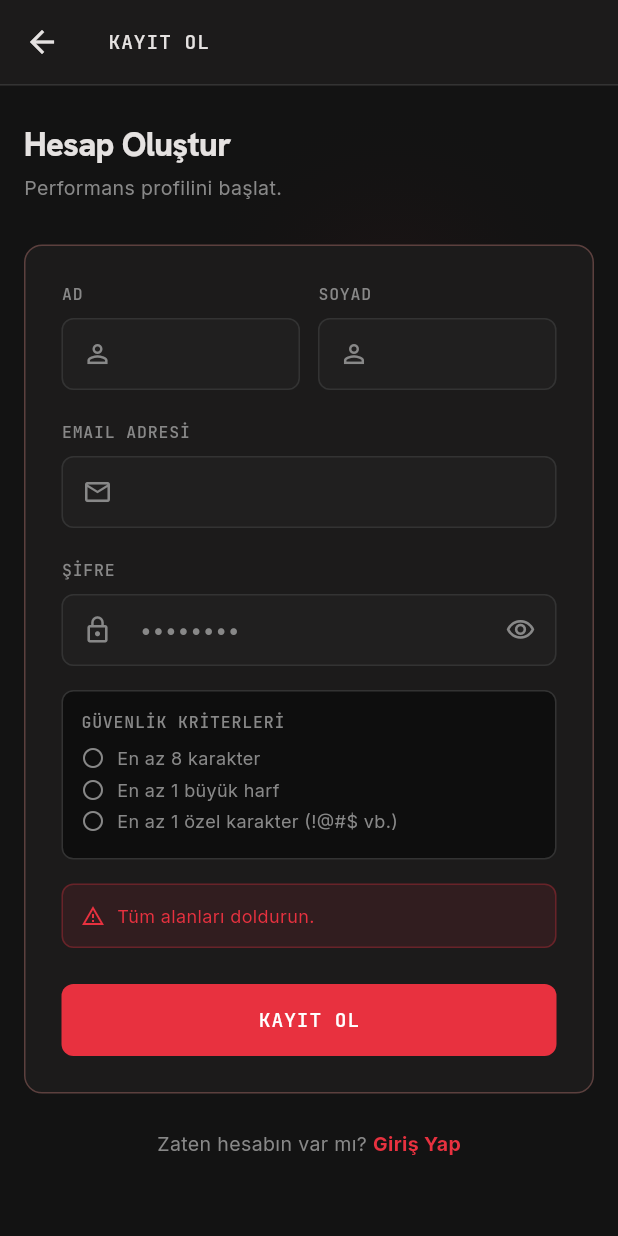
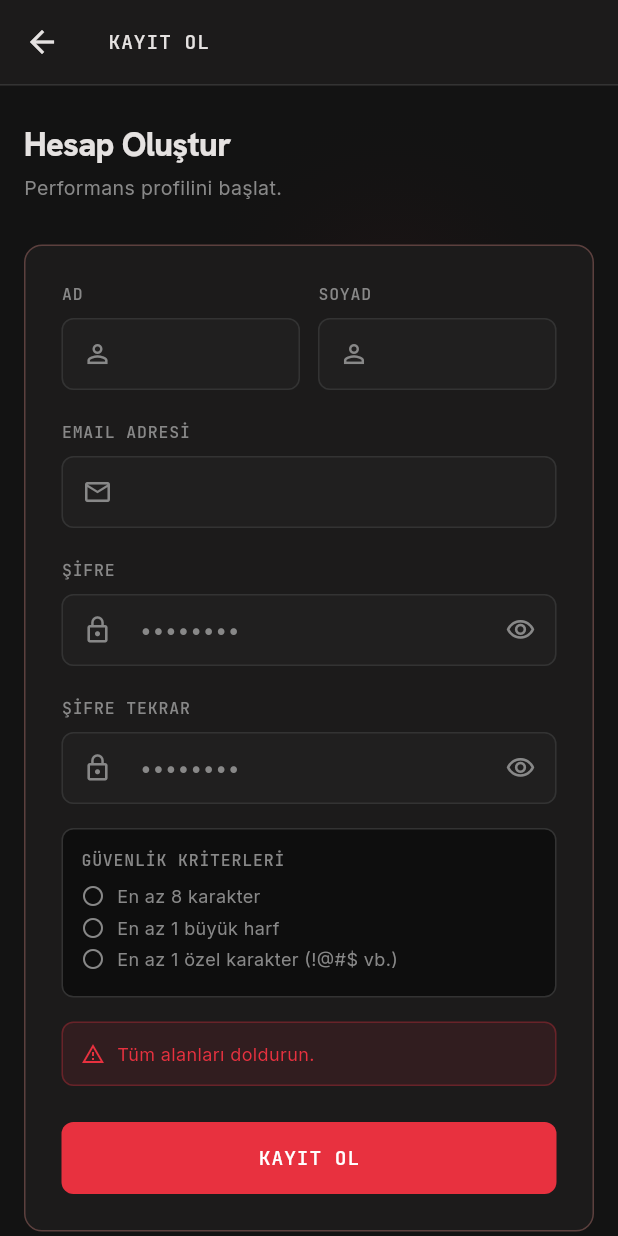
Before and after one commit to ufuk1821-prog/VisionFit, a Flutter app: the KayitEkrani screen opened directly, after a tap on "KAYIT OL", on a phone screen of 412 x 824 dp. Run offline on Flutter 3.47's test engine with Material 3 defaults, Android fonts, the phone set to English and light mode, and no system bars; our stand-ins replace camera, google_fonts, image_picker, pedometer, permission_handler, shared_preferences and 2 more; missing offline and left inert: google_mlkit_pose_detection, video_thumbnail, webview_flutter_android; accounts and stored records are empty.

Commit message:
Fotograf landmark format fix, video gercek kare cikarma, kayit ekrani hata + sifre tekrar

```diff
--- a/mobile/lib/ekranlar/fotograf_ekrani.dart
+++ b/mobile/lib/ekranlar/fotograf_ekrani.dart
@@ -54,7 +54,11 @@ class _FotografEkraniState extends State<FotografEkrani> {
         return;
       }
       final pose = poses.first;
-      final landmarks = pose.landmarks.values.map((lm) => [lm.x, lm.y, lm.z, lm.likelihood]).toList();
+      final landmarks = <double>[];
+      for (int i = 0; i < 33; i++) {
+        final lm = pose.landmarks[PoseLandmarkType.values[i]];
+        landmarks.addAll(lm != null ? [lm.x, lm.y, lm.z, lm.likelihood] : [0.0, 0.0, 0.0, 0.0]);
+      }
       final yanit = await ApiServisi.postJson('/api/analyze/${_hareket['endpoint']}', {'landmarks': landmarks});
       setState(() { _sonuc = Map<String, dynamic>.from(yanit); });
       if (_sonuc != null && _sonuc!['antrenor_notu'] != null) {
--- a/mobile/lib/ekranlar/kayit_ekrani.dart
+++ b/mobile/lib/ekranlar/kayit_ekrani.dart
@@ -14,8 +14,10 @@ class _KayitEkraniState extends State<KayitEkrani> {
   final _soyadCtrl = TextEditingController();
   final _emailCtrl = TextEditingController();
   final _sifreCtrl = TextEditingController();
+  final _sifreTekrarCtrl = TextEditingController();
   bool _yukleniyor = false;
   bool _sifreGizli = true;
+  bool _sifreTekrarGizli = true;
   String _hata = '';
   String _basari = '';
 
@@ -25,12 +27,20 @@ class _KayitEkraniState extends State<KayitEkrani> {
 
   Future<void> _kayitOl() async {
     if (_adCtrl.text.isEmpty || _soyadCtrl.text.isEmpty ||
-        _emailCtrl.text.isEmpty || _sifreCtrl.text.isEmpty) {
+        _emailCtrl.text.isEmpty || _sifreCtrl.text.isEmpty || _sifreTekrarCtrl.text.isEmpty) {
       setState(() { _hata = 'Tüm alanları doldurun.'; });
+      return;
+    }
+    if (!RegExp(r'^[^@\s]+@[^@\s]+\.[^@\s]+$').hasMatch(_emailCtrl.text.trim())) {
+      setState(() { _hata = 'Geçerli bir email adresi girin.'; });
       return;
     }
     if (!_uzunlukOk || !_buyukHarfOk || !_ozelKarakterOk) {
       setState(() { _hata = 'Şifre koşullarını sağlamıyor.'; });
+      return;
+    }
+    if (_sifreCtrl.text != _sifreTekrarCtrl.text) {
+      setState(() { _hata = 'Şifreler eşleşmiyor.'; });
       return;
     }
     setState(() { _yukleniyor = true; _hata = ''; _basari = ''; });
@@ -42,13 +52,27 @@ class _KayitEkraniState extends State<KayitEkrani> {
       if (yanit['mesaj'] != null || yanit['email'] != null) {
         setState(() { _basari = 'Kayıt başarılı! Email adresinize doğrulama linki gönderildi.'; });
       } else {
-        setState(() { _hata = yanit['detail'] ?? 'Kayıt başarısız.'; });
+        setState(() { _hata = _hataMetniCikar(yanit['detail']); });
       }
     } catch (e) {
-      setState(() { _hata = 'Bir hata oluştu: $e'; });
+      setState(() { _hata = 'Bağlantı hatası, tekrar deneyin.'; });
     } finally {
       setState(() { _yukleniyor = false; });
     }
+  }
+
+  String _hataMetniCikar(dynamic detail) {
+    if (detail == null) return 'Kayıt başarısız.';
+    if (detail is String) return detail;
+    if (detail is List && detail.isNotEmpty) {
+      final ilk = detail.first;
+      if (ilk is Map && ilk['msg'] != null) {
+        final msg = ilk['msg'].toString();
+        if (msg.toLowerCase().contains('email')) return 'Geçerli bir email adresi girin.';
+        return msg;
+      }
+    }
+    return 'Kayıt başarısız.';
   }
 
   @override
@@ -154,6 +178,28 @@ class _KayitEkraniState extends State<KayitEkrani> {
                             ),
                           ),
                         ),
+                        const SizedBox(height: 20),
+                        Text('ŞİFRE TEKRAR', style: kLabel(context)),
+                        const SizedBox(height: 8),
+                        TextField(
+                          controller: _sifreTekrarCtrl,
+                          obscureText: _sifreTekrarGizli,
+                          style: kBody(context, color: kText(context)),
+                          onChanged: (_) => setState(() {}),
+                          decoration: kInputDeko(context, '••••••••', Icons.lock_outline).copyWith(
+                            suffixIcon: IconButton(
+                              icon: Icon(
+                                _sifreTekrarGizli ? Icons.visibility_outlined : Icons.visibility_off_outlined,
+                                color: kHint(context), size: 20,
+                              ),
+                              onPressed: () => setState(() { _sifreTekrarGizli = !_sifreTekrarGizli; }),
+                            ),
+                          ),
+                        ),
+                        if (_sifreTekrarCtrl.text.isNotEmpty && _sifreCtrl.text != _sifreTekrarCtrl.text) ...[
+                          const SizedBox(height: 6),
+                          Text('Şifreler eşleşmiyor.', style: kBody(context, size: 12, color: kRed)),
+                        ],
                         const SizedBox(height: 16),
                         Container(
                           padding: const EdgeInsets.all(12),
--- a/mobile/pubspec.yaml
+++ b/mobile/pubspec.yaml
@@ -41,6 +41,9 @@ dependencies:
   webview_flutter_android: ^3.16.0
   google_mlkit_pose_detection: ^0.12.0
   google_fonts: ^6.2.1
+  video_thumbnail: ^0.5.3
+  video_player: ^2.9.1
+  path_provider: ^2.1.4
 
 dev_dependencies:
   flutter_test:
```
Also changed, not shown: mobile/lib/ekranlar/kamera_ekrani.dart (+38 -5 lines), mobile/pubspec.lock.
